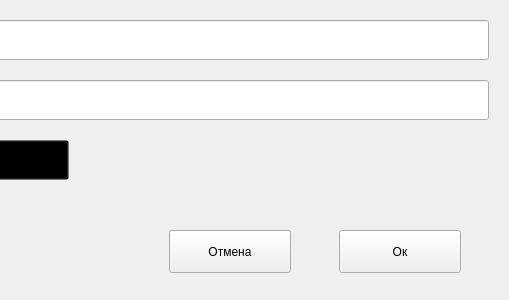
ushakovgleb/task-manager-qt, file create_task.ui: the form before one commit; both pictures show x 291 to 800 and y 0 to 300 of the 800 by 300 pixel window.
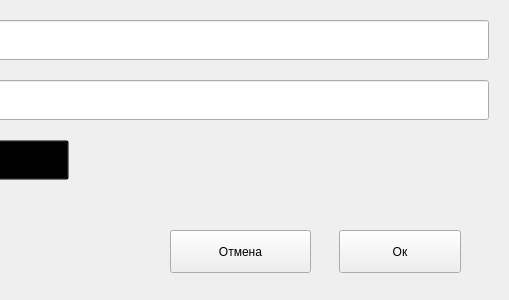
The form after the commit.

Patch:
```diff
--- a/create_task.ui
+++ b/create_task.ui
@@ -103,9 +103,9 @@
   <widget class="QPushButton" name="pushButton_2">
    <property name="geometry">
     <rect>
-     <x>460</x>
+     <x>461</x>
      <y>230</y>
-     <width>122</width>
+     <width>141</width>
      <height>43</height>
     </rect>
    </property>
```
